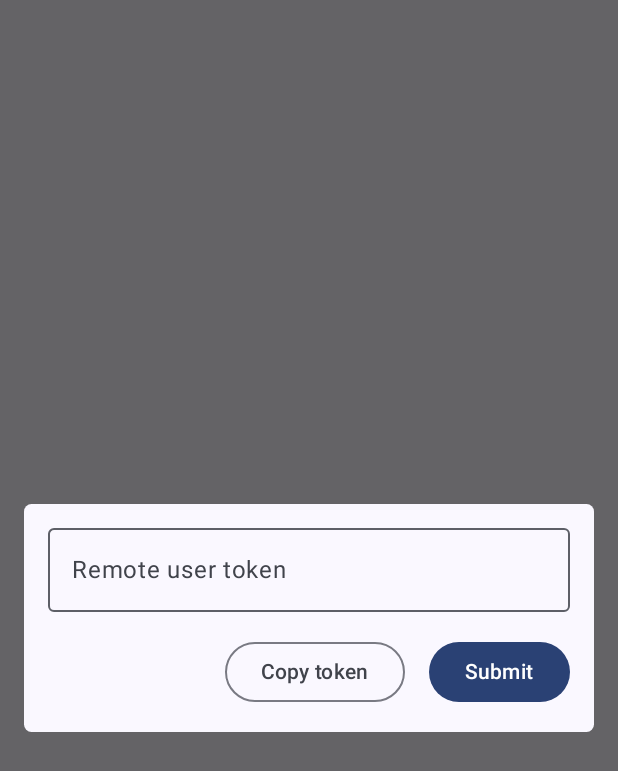
After one commit to AESIRLab/SolidFit, an Android app built with Jetpack Compose: the composable EnterTokenDialog called with empty values, on a phone screen of 412 x 824 dp. The commit adds this screen. Shown: the top 771 px of the screen. Run offline under Robolectric (Android 15) with nearby library versions, the phone set to English and light mode, and no system bars; 3 statements that could not run were skipped.

Commit message:
Added push-notification system. System is reliant on ktor-pushnotification-fcm application also running. Working on implementing daily workout reminder.

```diff
--- a/app/solid-processor/src/main/java/com/example/solid_processor/SolidProcessor.kt
+++ b/app/solid-processor/src/main/java/com/example/solid_processor/SolidProcessor.kt
@@ -726,12 +726,8 @@ class SolidProcessor(
             )
             .addModifiers(listOf(KModifier.SUSPEND))
             .beginControlFlow("if (item.id == \"\")")
-//            .addStatement("var id = item.id")
-//            .addStatement("%T.d(\"REPOSITORY\", \"ID BEFORE: \$id\")", loggerClass)
             // should not have to do this but here we are
             .addStatement("item.id = %T.randomUUID().toString()", uuidClass)
-//            .addStatement("id = item.id")
-//            .addStatement("%T.d(\"REPOSITORY\", \"ID AFTER: \$id\")", loggerClass)
             .endControlFlow()
             .addStatement("${daoParam.name}.insert(item)")
             .build()
--- /dev/null
+++ b/app/src/main/java/com/example/workoutsolidproject/EnterTokenDialog.kt
@@ -0,0 +1,99 @@
+package com.example.workoutsolidproject
+
+import android.widget.Toast
+import androidx.compose.foundation.background
+import androidx.compose.foundation.layout.Arrangement
+import androidx.compose.foundation.layout.Column
+import androidx.compose.foundation.layout.Row
+import androidx.compose.foundation.layout.Spacer
+import androidx.compose.foundation.layout.fillMaxWidth
+import androidx.compose.foundation.layout.height
+import androidx.compose.foundation.layout.padding
+import androidx.compose.foundation.layout.width
+import androidx.compose.foundation.shape.RoundedCornerShape
+import androidx.compose.material3.Button
+import androidx.compose.material3.MaterialTheme
+import androidx.compose.material3.OutlinedButton
+import androidx.compose.material3.OutlinedTextField
+import androidx.compose.material3.Text
+import androidx.compose.runtime.Composable
+import androidx.compose.runtime.rememberCoroutineScope
+import androidx.compose.ui.Modifier
+import androidx.compose.ui.draw.clip
+import androidx.compose.ui.platform.LocalClipboardManager
+import androidx.compose.ui.platform.LocalContext
+import androidx.compose.ui.text.AnnotatedString
+import androidx.compose.ui.unit.dp
+import androidx.compose.ui.window.Dialog
+import androidx.compose.ui.window.DialogProperties
+import com.google.firebase.ktx.Firebase
+import com.google.firebase.messaging.ktx.messaging
+import com.google.firebase.messaging.messaging
+import kotlinx.coroutines.launch
+import kotlinx.coroutines.tasks.await
+
+@Composable
+fun EnterTokenDialog(
+    token: String,
+    onTokenChange: (String) -> Unit,
+    onSubmit: () -> Unit
+) {
+    val clipboardManager = LocalClipboardManager.current
+    val context = LocalContext.current
+    val scope = rememberCoroutineScope()
+
+    Dialog(
+        onDismissRequest = {},
+        properties = DialogProperties(
+            dismissOnBackPress = false,
+            dismissOnClickOutside = false
+        )
+    ) {
+        Column(
+            modifier = Modifier
+                .padding(horizontal = 16.dp)
+                .fillMaxWidth()
+                .clip(RoundedCornerShape(5.dp))
+                .background(MaterialTheme.colorScheme.surface)
+                .padding(16.dp)
+        ) {
+            OutlinedTextField(
+                value = token,
+                onValueChange = onTokenChange,
+                modifier = Modifier.fillMaxWidth(),
+                placeholder = {
+                    Text("Remote user token")
+                },
+                maxLines = 1
+            )
+            Spacer(Modifier.height(16.dp))
+            Row(
+               modifier = Modifier.fillMaxWidth(),
+               horizontalArrangement = Arrangement.End
+            ) {
+                OutlinedButton(
+                    onClick =  {
+                        scope.launch {
+                            val localToken = Firebase.messaging.token.await()
+                            clipboardManager.setText(AnnotatedString(localToken))
+
+                            Toast.makeText(
+                                context,
+                                "Copied local token!",
+                                Toast.LENGTH_LONG
+                            ).show()
+                        }
+                    }
+                ) {
+                    Text("Copy token")
+                }
+                Spacer(Modifier.width(16.dp))
+                Button(
+                    onClick = onSubmit
+                ) {
+                    Text("Submit")
+                }
+            }
+        }
+    }
+}
--- a/app/src/main/java/com/example/workoutsolidproject/model/WorkoutItem.kt
+++ b/app/src/main/java/com/example/workoutsolidproject/model/WorkoutItem.kt
@@ -61,8 +61,8 @@ fun WorkoutItem(
         Row(
             modifier = Modifier
                 .fillMaxWidth()
-                .padding(16.dp),
-            horizontalArrangement = Arrangement.SpaceBetween,
+                .padding(start = 16.dp, end = 12.dp, top = 16.dp, bottom = 16.dp),
+            horizontalArrangement = Arrangement.SpaceEvenly,
             verticalAlignment = Alignment.CenterVertically
         ) {
             Column (
@@ -74,7 +74,7 @@ fun WorkoutItem(
                 Text(text = "Calories: ${workout.caloriesBurned}")
                 Text(text = "Duration: ${workout.duration} minutes")
                 Text(text = "Date: " +
-                        SimpleDateFormat("MMM dd, yyyy", Locale.getDefault()).format(
+                        SimpleDateFormat("MMM dd, yyyy 'at' hh:mm a", Locale.getDefault()).format(
                     Date(workout.date)
                 )
                 )
```
Also changed, not shown: app/build.gradle.kts (+9 -0 lines), app/src/main/AndroidManifest.xml (+10 -0 lines), app/src/main/java/com/example/workoutsolidproject/AddEditWorkoutScreen.kt (+7 -2 lines), app/src/main/java/com/example/workoutsolidproject/ChatScreen.kt (added, +84 -0 lines), app/src/main/java/com/example/workoutsolidproject/ChatState.kt (added, +7 -0 lines), app/src/main/java/com/example/workoutsolidproject/ChatViewModel.kt (added, +80 -0 lines), app/src/main/java/com/example/workoutsolidproject/FcmApi.kt (added, +17 -0 lines), app/src/main/java/com/example/workoutsolidproject/MainActivity.kt (+57 -0 lines), app/src/main/java/com/example/workoutsolidproject/PushNotificationService.kt (added, +22 -0 lines), app/src/main/java/com/example/workoutsolidproject/SendMessageDto.kt (added, +11 -0 lines), app/src/main/java/com/example/workoutsolidproject/WorkoutApp.kt (+9 -8 lines), 1 other file.
